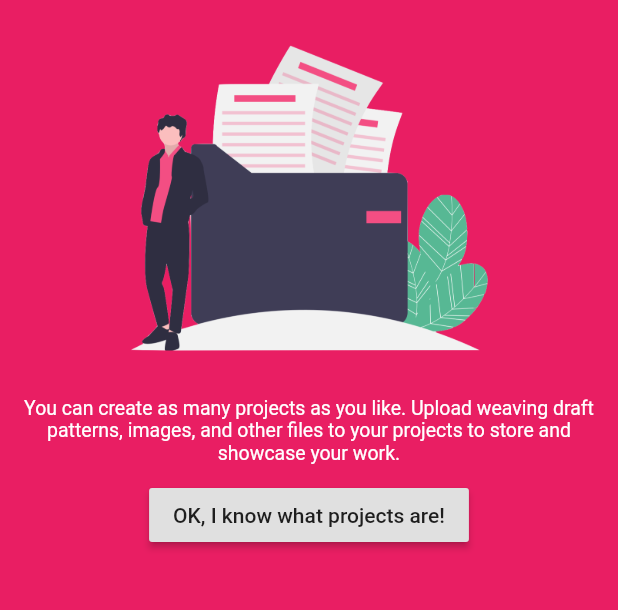
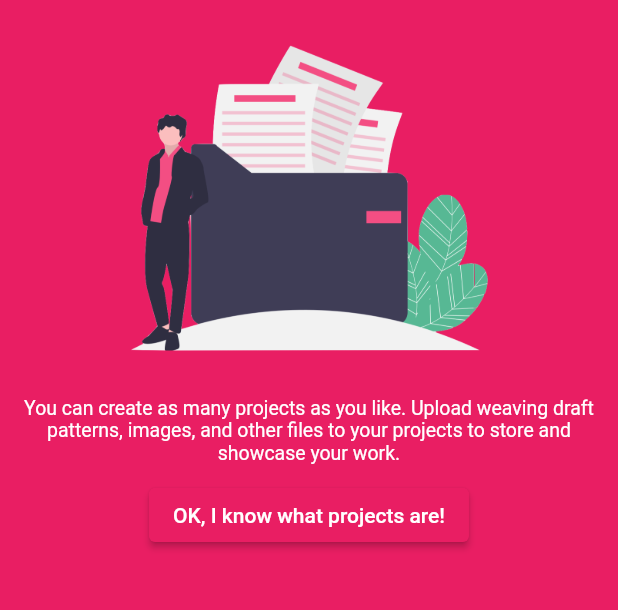
Before and after one commit to thomasbergernz/treadl, a Flutter app: the OnboardingScreen screen opened by its route, on a phone screen of 412 x 824 dp, the part 395-1005 px from its top. Run offline on Flutter 3.47's test engine with Material 2 defaults, Android fonts, the phone set to English and light mode, and no system bars; our stand-ins replace firebase_core, firebase_messaging, flutter_html, image_picker, shared_preferences; accounts and stored records are empty.

Commit message:
Now building on latest Flutter

```diff
--- a/mobile/lib/onboarding.dart
+++ b/mobile/lib/onboarding.dart
@@ -9,7 +9,7 @@ class _OnboardingScreenState extends State<OnboardingScreen> {
   );
   final Api api = Api();
   bool _loading = false;
-  String _pushToken;
+  String? _pushToken;
 
   @override
   void dispose() {
@@ -36,7 +36,7 @@ class _OnboardingScreenState extends State<OnboardingScreen> {
     );
     _pushToken = await _firebaseMessaging.getToken();*/
     if (_pushToken != null) {
-      api.request('PUT', '/accounts/pushToken', {'pushToken': _pushToken});
+      api.request('PUT', '/accounts/pushToken', {'pushToken': _pushToken!});
     }
     setState(() => _loading = false);
     _controller.animateToPage(2, duration: Duration(milliseconds: 500), curve: Curves.easeInOut);
@@ -63,7 +63,7 @@ class _OnboardingScreenState extends State<OnboardingScreen> {
                 SizedBox(height: 10),
                 Text('You can create as many projects as you like. Upload weaving draft patterns, images, and other files to your projects to store and showcase your work.', style: TextStyle(color: Colors.white, fontSize: 13), textAlign: TextAlign.center),
                 SizedBox(height: 10),
-                RaisedButton(
+                ElevatedButton(
                   child: Text('OK, I know what projects are!'),
                   onPressed: () => _controller.animateToPage(1, duration: Duration(milliseconds: 500), curve: Curves.easeInOut),
                 )
@@ -84,12 +84,12 @@ class _OnboardingScreenState extends State<OnboardingScreen> {
                 SizedBox(height: 10),
                 Text('We recommend enabling push notifications so you can keep up-to-date with your groups and projects.', style: TextStyle(color: Colors.white, fontSize: 14, fontWeight: FontWeight.bold), textAlign: TextAlign.center),
                 SizedBox(height: 10),
-                RaisedButton(
+                ElevatedButton(
                   child: Row(mainAxisAlignment: MainAxisAlignment.center, children: [
-                    _loading ? CircularProgressIndicator() : null,
-                    _loading ? SizedBox(width: 5) : null,
+                    _loading ? CircularProgressIndicator() : SizedBox(width: 0),
+                    _loading ? SizedBox(width: 5) : SizedBox(width: 0),
                     Text('What\'s next?'),
-                  ].where((o) => o != null).toList()),
+                  ]),
                   onPressed: _requestPushPermissions,
                 )
               ]
@@ -107,7 +107,7 @@ class _OnboardingScreenState extends State<OnboardingScreen> {
                 SizedBox(height: 10),
                 Text('You\'re ready to get started. If you have any questions or want to get in touch then just send us a quick tweet.', style: TextStyle(color: Colors.white, fontSize: 13), textAlign: TextAlign.center),
                 SizedBox(height: 10),
-                RaisedButton(
+                ElevatedButton(
                   child: Text('Let\'s go'),
                   onPressed: () => Navigator.of(context).pushNamedAndRemoveUntil('/home', (Route<dynamic> route) => false),
                 ),
--- a/mobile/lib/projects.dart
+++ b/mobile/lib/projects.dart
@@ -161,7 +161,7 @@ class _ProjectsTabState extends State<ProjectsTab> {
               ),
               /*ButtonBar(
                 children: <Widget>[
-                  FlatButton(
+                  TextButton(
                     child: const Text('VIEW'),
                     onPressed: () {
 
--- a/mobile/lib/register.dart
+++ b/mobile/lib/register.dart
@@ -97,9 +97,9 @@ class _RegisterScreenState extends State<RegisterScreen> {
                 ),
               ),
               SizedBox(height: 20),
-              RaisedButton(
+              ElevatedButton(
                 onPressed: () => _submit(context),
-                color: Colors.pink,
+                //color: Colors.pink,
                 child: _registering ? SizedBox(height: 20, width: 20, child:CircularProgressIndicator(backgroundColor: Colors.white)) : Text("Register",
                   textAlign: TextAlign.center,
                   style: TextStyle(color: Colors.white, fontSize: 15)
--- a/mobile/lib/settings.dart
+++ b/mobile/lib/settings.dart
@@ -31,11 +31,11 @@ class SettingsScreen extends StatelessWidget {
         ),
       ]),
       actions: [
-        FlatButton(
+        TextButton(
           child: Text('Cancel'),
           onPressed: () { Navigator.of(context).pop(); }
         ),
-        RaisedButton(
+        ElevatedButton(
           child: Text('Delete Account'),
           onPressed: () async {
             Api api = Api();
--- a/mobile/lib/store.dart
+++ b/mobile/lib/store.dart
@@ -1,9 +1,9 @@
 import 'package:flutter/foundation.dart';
 
 class Store extends ChangeNotifier {
-  String apiToken;
+  String? apiToken;
 
-  void setToken(String newToken) {
+  void setToken(String? newToken) {
     apiToken = newToken;
   }
 }
```
Also changed, not shown: mobile/lib/lib.dart (+24 -20 lines), mobile/lib/object.dart (+7 -2 lines).
